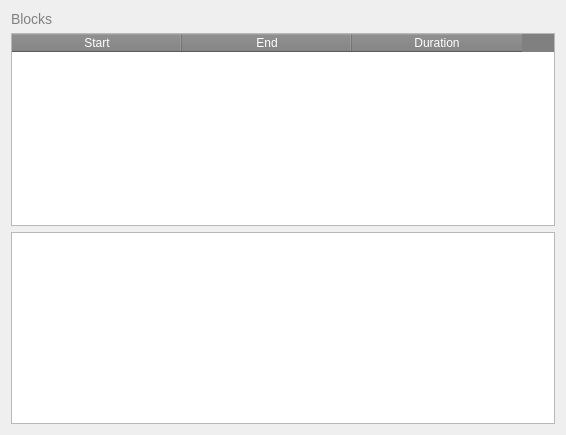
Qt form ui/design/qtcreator/block-panel.ui (esaSPICEservice/ess-plugin) before a commit.
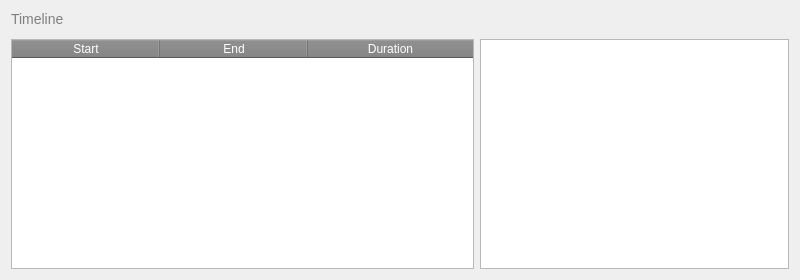
The same form after that commit.

Patch:
```diff
--- a/ui/design/qtcreator/block-panel.ui
+++ b/ui/design/qtcreator/block-panel.ui
@@ -6,8 +6,8 @@
    <rect>
     <x>0</x>
     <y>0</y>
-    <width>566</width>
-    <height>435</height>
+    <width>800</width>
+    <height>280</height>
    </rect>
   </property>
   <property name="windowTitle">
@@ -39,7 +39,7 @@
 }
 
 QTableWidget {
-    font-size: 12pt;
+    font-size: 10pt;
 }
 
 QTableWidget::item {
@@ -58,20 +58,49 @@
     background: Grey;
     border: 0px;
 }
-</string>
+
+QTableView::item:selected {
+    background-color: rgb(242, 128, 133);
+}</string>
   </property>
   <layout class="QVBoxLayout" name="verticalLayout">
    <item>
     <widget class="QLabel" name="label">
      <property name="text">
-      <string>Blocks</string>
+      <string>Timeline</string>
      </property>
     </widget>
    </item>
+   <item>
+    <widget class="QWidget" name="timelineWidget" native="true"/>
+   </item>
+   <item>
+    <layout class="QHBoxLayout" name="horizontalLayout">
    <item>
     <widget class="QTableWidget" name="tableWidget">
+       <property name="sizePolicy">
+        <sizepolicy hsizetype="Expanding" vsizetype="Expanding">
+         <horstretch>3</horstretch>
+         <verstretch>0</verstretch>
+        </sizepolicy>
+       </property>
+       <property name="selectionBehavior">
+        <enum>QAbstractItemView::SelectRows</enum>
+       </property>
+       <property name="sortingEnabled">
+        <bool>true</bool>
+       </property>
+       <attribute name="horizontalHeaderVisible">
+        <bool>true</bool>
+       </attribute>
      <attribute name="horizontalHeaderDefaultSectionSize">
-      <number>170</number>
+        <number>148</number>
+       </attribute>
+       <attribute name="horizontalHeaderStretchLastSection">
+        <bool>true</bool>
+       </attribute>
+       <attribute name="verticalHeaderVisible">
+        <bool>false</bool>
      </attribute>
      <column>
       <property name="text">
@@ -92,6 +121,17 @@
    </item>
    <item>
     <widget class="QPlainTextEdit" name="blockTextEdit">
+       <property name="sizePolicy">
+        <sizepolicy hsizetype="Expanding" vsizetype="Expanding">
+         <horstretch>2</horstretch>
+         <verstretch>0</verstretch>
+        </sizepolicy>
+       </property>
+       <property name="styleSheet">
+        <string notr="true">.QPlainTextEdit {
+	font: 10pt &quot;PT Mono&quot;;
+}</string>
+       </property>
      <property name="frameShadow">
       <enum>QFrame::Plain</enum>
      </property>
@@ -102,6 +142,8 @@
       <bool>true</bool>
      </property>
     </widget>
+     </item>
+    </layout>
    </item>
   </layout>
  </widget>
```
Lines whose indentation alone changed are shown as unchanged.
